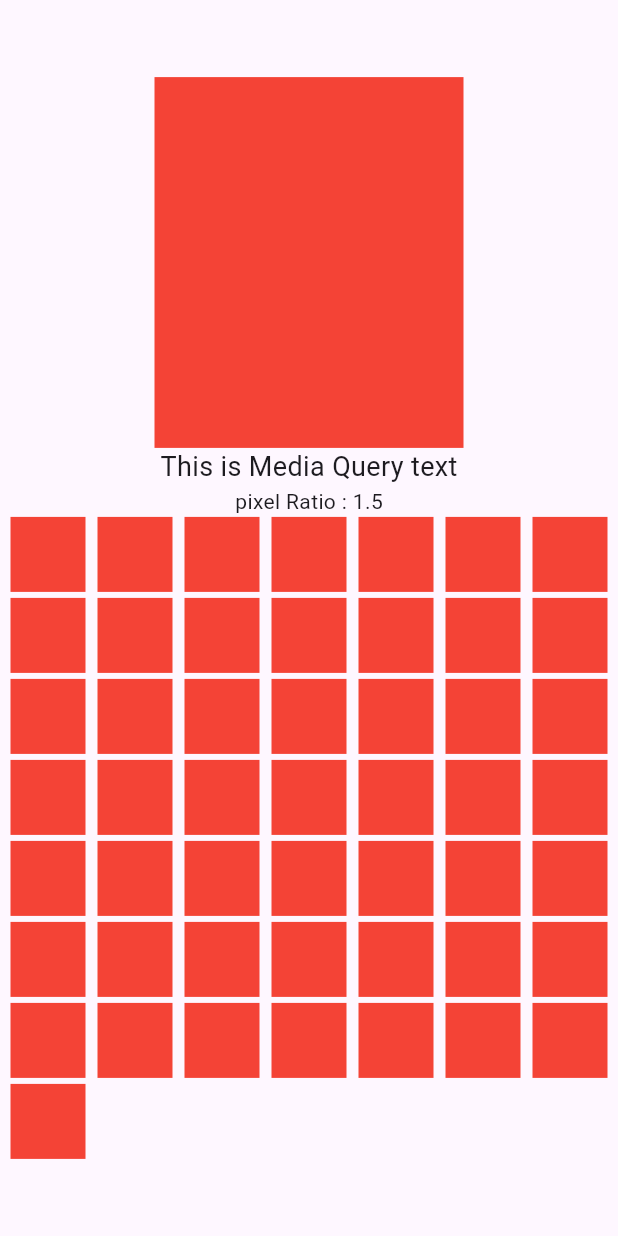
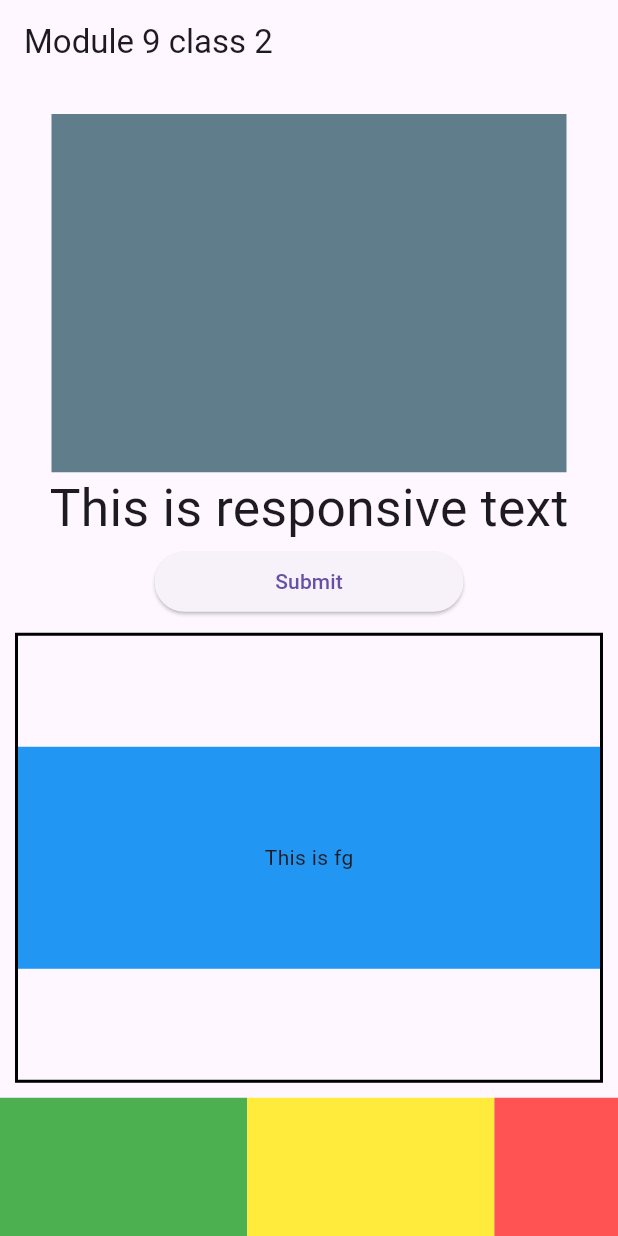
Before and after one commit to taufiqurSabbir/ostad_flutter_10, a Flutter app: the screen it shows after launch, on a phone screen of 412 x 824 dp. Run offline on Flutter 3.47's test engine with Material 3 defaults, Android fonts, the phone set to English and light mode, and no system bars; our stand-ins replace flutter_screenutil.

Commit message:
flutter module 9 class -2

```diff
--- a/lib/app.dart
+++ b/lib/app.dart
@@ -1,9 +1,10 @@
 import 'package:flutter/material.dart';
 import 'package:ostad_batch_10/statefull_class.dart';
-
+import 'package:flutter_screenutil/flutter_screenutil.dart';
 import 'flutter_class_1.dart';
 import 'flutter_class_2.dart';
 import 'form_login.dart';
+import 'module_9_class_2.dart';
 import 'module_9_mediaQuery.dart';
 import 'module_9_todo.dart';
 
@@ -12,10 +13,20 @@ class MyApp extends StatelessWidget {
 
   @override
   Widget build(BuildContext context) {
-    return MaterialApp(
-      debugShowCheckedModeBanner: false,
-      title: 'batch 10 flutter',
-      home: ModuleMedia(),
+    return ScreenUtilInit(
+      designSize: const Size(360, 690),
+      minTextAdapt: true,
+      splitScreenMode: true,
+      builder: (_ , child) {
+        return MaterialApp(
+          debugShowCheckedModeBanner: false,
+          title: 'First Method',
+          // You can use the library anywhere in the app even in theme
+          home: child,
+        );
+      },
+      child: const ModuleNineClassTwo(),
     );
   }
+
 }
--- /dev/null
+++ b/lib/module_9_class_2.dart
@@ -0,0 +1,139 @@
+import 'package:flutter/material.dart';
+import 'package:flutter_screenutil/flutter_screenutil.dart';
+class ModuleNineClassTwo extends StatefulWidget {
+  const ModuleNineClassTwo({super.key});
+
+  @override
+  State<ModuleNineClassTwo> createState() => _ModuleNineClassTwoState();
+}
+
+class _ModuleNineClassTwoState extends State<ModuleNineClassTwo> {
+  @override
+  Widget build(BuildContext context) {
+    return Scaffold(
+      appBar: AppBar(
+        title: Text('Module 9 class 2'),
+      ),
+
+      body: SingleChildScrollView(
+        child: Column(
+          children: [
+            SizedBox(height: 20,),
+
+            Container(
+              height: 200.h,
+              width: 300.w,
+              color: Colors.blueGrey,
+            ),
+
+            Text('This is responsive text',style: TextStyle(
+
+              fontSize: 30.sp
+            ),),
+
+            FractionallySizedBox(
+              widthFactor: 0.5,
+              child: ElevatedButton(
+                onPressed: (){},
+                child: Text('Submit'),
+              ),
+            ),
+
+
+            Container(
+
+              margin: EdgeInsets.all(10),
+              decoration: BoxDecoration(
+                border: Border.all(color: Colors.black,width: 2)
+              ),
+
+              height: 300,
+              child: FractionallySizedBox(
+                heightFactor: 0.5,
+                child: Container(
+                  color: Colors.blue,
+                  child: Center(child: Text('This is fg')),
+                ),
+              ),
+            ),
+
+            Row(
+              children: [
+                Flexible(
+                  flex: 2,
+                  child: Container(
+                    height: 100,
+                    color: Colors.green,
+                  ),
+                ),
+                Flexible(
+                  flex: 2,
+                  child: Container(
+                    height: 100,
+                    color: Colors.yellow,
+                  ),
+                ),
+                Flexible(
+                  flex: 1,
+                  child: Container(
+                    height: 100,
+                    color: Colors.redAccent,
+                  ),
+                )
+              ],
+            ),
+
+            Column(
+              children: [
+                Container(
+                  height: 100,
+                  color: Colors.deepPurpleAccent,
+                ),
+                Container(
+                  height: 50,
+                  color: Colors.blue,
+                ),
+              ],
+            ),
+
+
+
+            Row(
+              children: [
+                Expanded(
+                  flex: 2,
+                    child: ElevatedButton(onPressed: (){}, child: Text('person-1'))),
+                Expanded(child: ElevatedButton(onPressed: (){}, child: Text('person-2'))),
+                Expanded(child: ElevatedButton(onPressed: (){}, child: Text('person-3'))),
+              ],
+            ),
+
+
+            AspectRatio(
+                aspectRatio: 16 / 9,
+              child: Container(
+                color: Colors.orange,
+              ),
+            ),
+
+          AspectRatio(
+            aspectRatio: 9 / 16,
+            child: Container(
+              color: Colors.red,
+            )
+            ),
+
+
+            AspectRatio(
+                aspectRatio: 16 / 10,
+                child: Container(
+                  color: Colors.green,
+                )
+            ),
+
+          ],
+        ),
+      ),
+    );
+  }
+}
--- a/pubspec.yaml
+++ b/pubspec.yaml
@@ -46,6 +46,7 @@ dev_dependencies:
   # package. See that file for information about deactivating specific lint
   # rules and activating additional ones.
   flutter_lints: ^2.0.0
+  flutter_screenutil: ^5.9.3
 
 # For information on the generic Dart part of this file, see the
 # following page: https://dart.dev/tools/pub/pubspec
```
Also changed, not shown: pubspec.lock.
